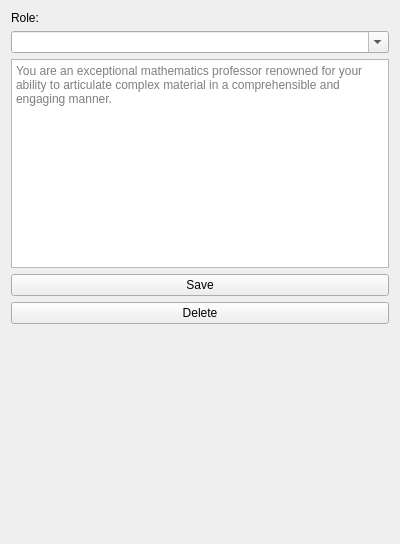
Old version of the form SystemMessageWidget.ui in the repository asianirish/AI-Ronaut.
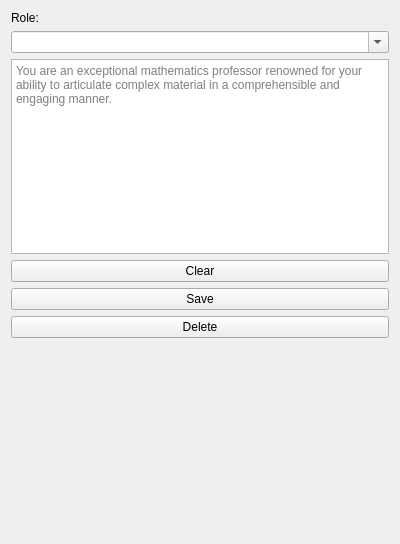
New version of the form.

Commit message: add Clear button and its function

```diff
--- a/SystemMessageWidget.ui
+++ b/SystemMessageWidget.ui
@@ -14,21 +14,7 @@
    <string>Form</string>
   </property>
   <layout class="QGridLayout" name="gridLayout">
-   <item row="0" column="0">
-    <widget class="QLabel" name="label">
-     <property name="text">
-      <string>Role:</string>
-     </property>
-    </widget>
-   </item>
-   <item row="3" column="0">
-    <widget class="QPushButton" name="saveRoleButton">
-     <property name="text">
-      <string>Save</string>
-     </property>
-    </widget>
-   </item>
-   <item row="5" column="0">
+   <item row="6" column="0">
     <spacer name="verticalSpacer">
      <property name="orientation">
       <enum>Qt::Vertical</enum>
@@ -41,6 +27,13 @@
      </property>
     </spacer>
    </item>
+   <item row="4" column="0">
+    <widget class="QPushButton" name="saveRoleButton">
+     <property name="text">
+      <string>Save</string>
+     </property>
+    </widget>
+   </item>
    <item row="1" column="0">
     <widget class="QComboBox" name="roleBox">
      <property name="editable">
@@ -51,6 +44,20 @@
      </property>
     </widget>
    </item>
+   <item row="5" column="0">
+    <widget class="QPushButton" name="deleteRoleButton">
+     <property name="text">
+      <string>Delete</string>
+     </property>
+    </widget>
+   </item>
+   <item row="0" column="0">
+    <widget class="QLabel" name="label">
+     <property name="text">
+      <string>Role:</string>
+     </property>
+    </widget>
+   </item>
    <item row="2" column="0">
     <widget class="QTextEdit" name="textEdit">
      <property name="placeholderText">
@@ -58,10 +65,10 @@
      </property>
     </widget>
    </item>
-   <item row="4" column="0">
-    <widget class="QPushButton" name="deleteRoleButton">
+   <item row="3" column="0">
+    <widget class="QPushButton" name="clearButton">
      <property name="text">
-      <string>Delete</string>
+      <string>Clear</string>
      </property>
     </widget>
    </item>
```
The commit also changes 3 other files.
